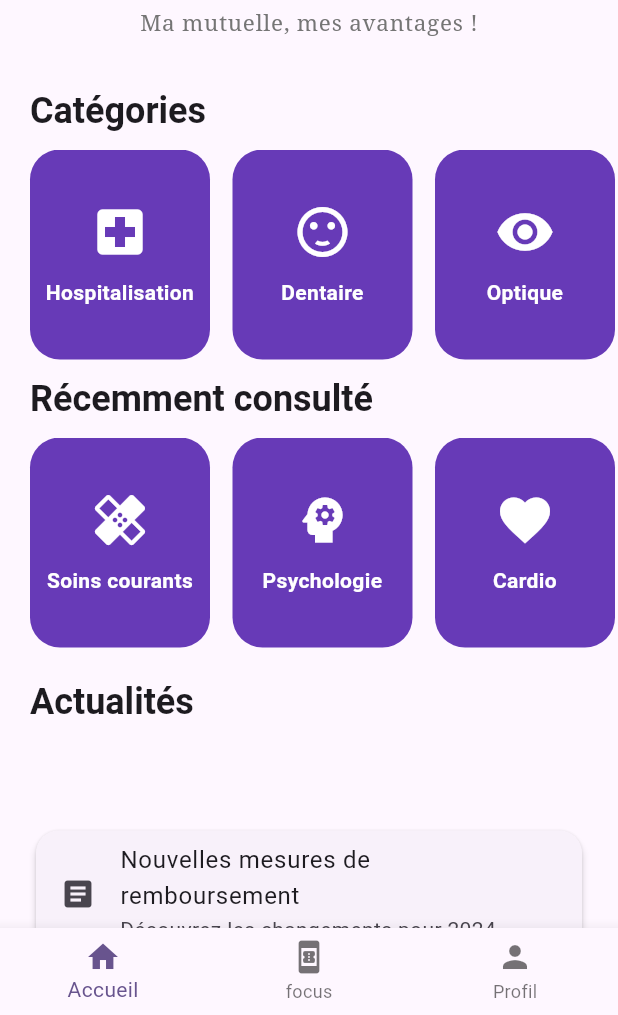
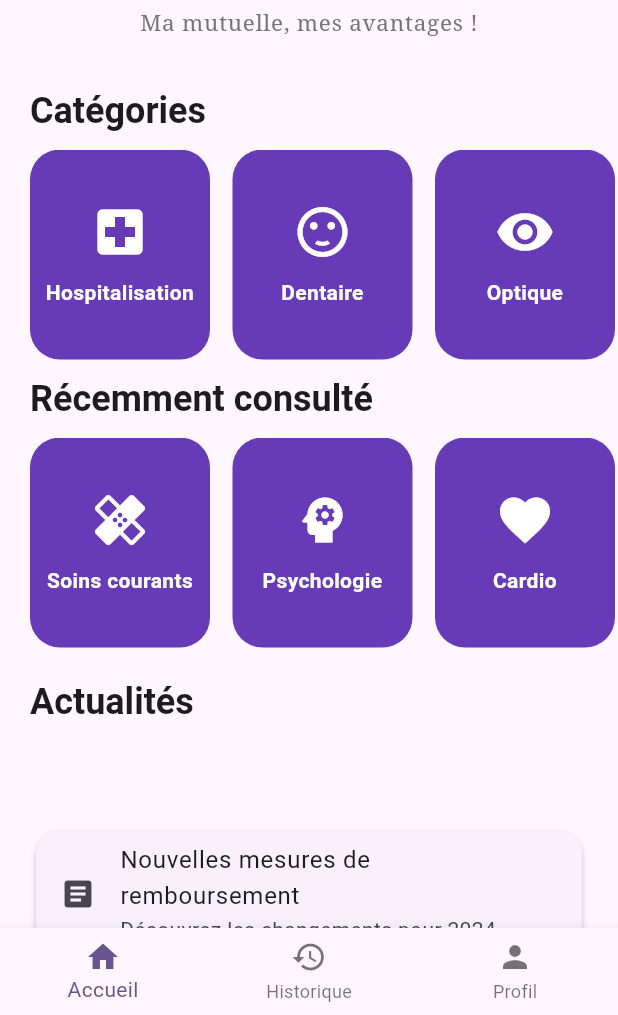
Before and after one commit to Pirodax/cap_projet_app, a Flutter app: the MainPage screen opened by its route, on a phone screen of 412 x 824 dp, the part 221-1236 px from its top. Run offline on Flutter 3.47's test engine with Material 3 defaults, Android fonts, the phone set to English and light mode, and no system bars; our stand-ins replace google_fonts, supabase_flutter; accounts and stored records are empty; statements that could not run were skipped.

Commit message:
Icône et Label Navbar modifié pour l'historique

```diff
--- a/cap_app/lib/widgets/bottom_navbar.dart
+++ b/cap_app/lib/widgets/bottom_navbar.dart
@@ -17,7 +17,7 @@ class BottomNavBar extends StatelessWidget {
       onTap: onItemTapped,
       items: const [ // ajouter les pages
         BottomNavigationBarItem(icon: Icon(Icons.home), label: 'Accueil'),
-        BottomNavigationBarItem(icon: Icon(Icons.book_online), label: 'focus'),
+        BottomNavigationBarItem(icon: Icon(Icons.history), label: 'Historique'),
         BottomNavigationBarItem(icon: Icon(Icons.person), label: 'Profil'),
       ],
     );
```
